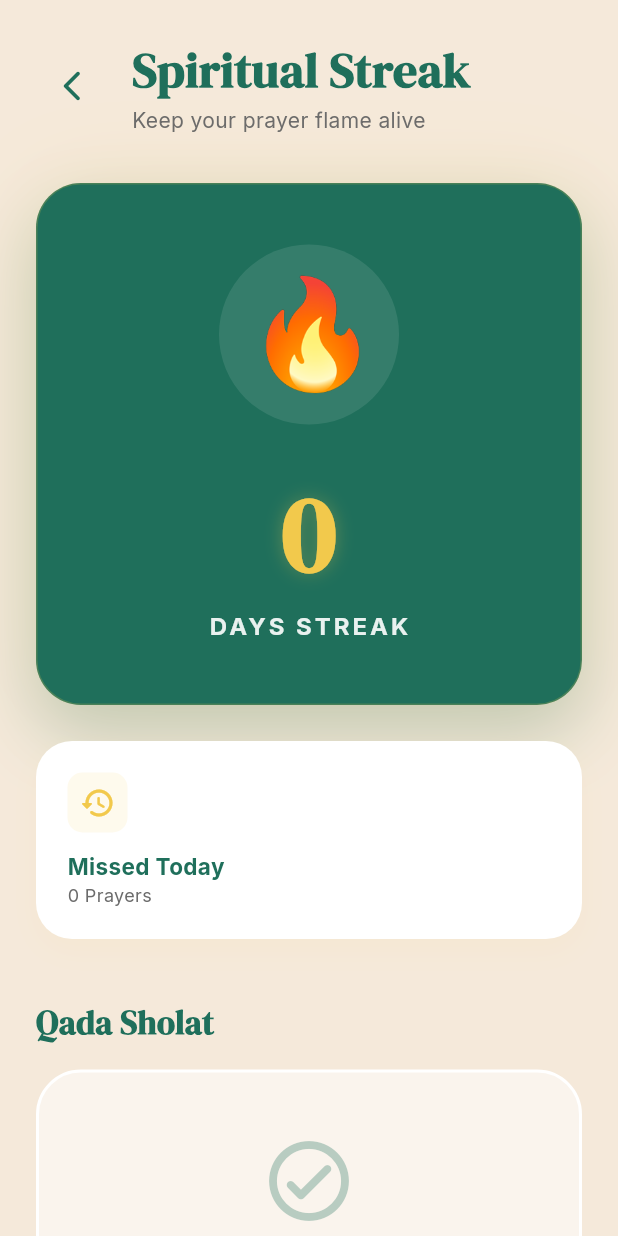
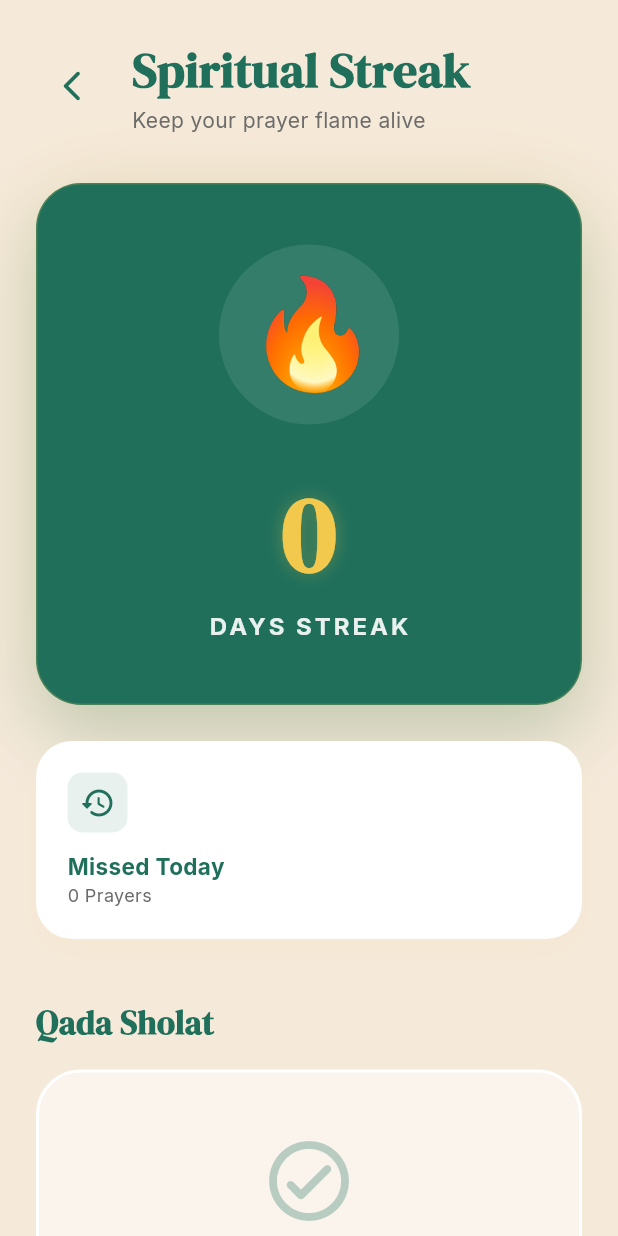
Before and after one commit to radrtma/waqt, a Flutter app: the StreakScreen screen opened directly with empty values, on a phone screen of 412 x 824 dp. Run offline on Flutter 3.47's test engine with Material 3 defaults, Android fonts, the light colour scheme and no system bars; our stand-ins replace flutter_local_notifications, google_fonts, timezone; network calls fail.

Commit message:
update widget, screen, main

```diff
--- a/lib/screens/streak_screen.dart
+++ b/lib/screens/streak_screen.dart
@@ -38,21 +38,24 @@ class _StreakScreenState extends State<StreakScreen> {
   }
 
   bool _isExtinguished() {
-    return _currentMissed.isNotEmpty && !widget.isFrozen;
+    // Only extinguished when streak was actually reset (qada not completed on time)
+    return widget.streakCount == 0 && !widget.isFrozen;
   }
 
   @override
   Widget build(BuildContext context) {
+    bool isAllQadaDone = _currentMissed.isNotEmpty && _completedThisSession.length == _currentMissed.length;
+    bool isCurrentlyFrozen = widget.isFrozen && !isAllQadaDone;
     bool isExtinguished = _isExtinguished() && _completedThisSession.length < _currentMissed.length;
 
     String streakIcon = 'assets/images/icon_streak.png';
-    if (widget.isFrozen) {
+    if (isCurrentlyFrozen) {
       streakIcon = 'assets/images/icon_streak_freeze.png';
     } else if (isExtinguished) streakIcon = 'assets/images/icon_streak_off.png';
 
     Color themeColor = isExtinguished ? Colors.grey : const Color(0xFFF2C94C); // Gold
     Color heroBg = isExtinguished ? Colors.white : const Color(0xFF1F6F5B); // Dark Green
-    if (widget.isFrozen) {
+    if (isCurrentlyFrozen) {
       themeColor = Colors.white;
       heroBg = Colors.blue.shade700;
     }
@@ -67,7 +70,7 @@ class _StreakScreenState extends State<StreakScreen> {
             children: [
               _buildHeader(context),
               const SizedBox(height: 32),
-              _buildStreakHeroCard(themeColor, heroBg, streakIcon, isExtinguished),
+              _buildStreakHeroCard(themeColor, heroBg, streakIcon, isExtinguished, isCurrentlyFrozen),
               const SizedBox(height: 24),
               _buildStatusCardsRow(heroBg, themeColor),
               const SizedBox(height: 40),
@@ -114,7 +117,7 @@ class _StreakScreenState extends State<StreakScreen> {
     );
   }
 
-  Widget _buildStreakHeroCard(Color themeColor, Color bgColor, String streakIcon, bool isExtinguished) {
+  Widget _buildStreakHeroCard(Color themeColor, Color bgColor, String streakIcon, bool isExtinguished, bool isCurrentlyFrozen) {
     return Container(
       width: double.infinity,
       padding: const EdgeInsets.symmetric(vertical: 40, horizontal: 24),
@@ -128,7 +131,7 @@ class _StreakScreenState extends State<StreakScreen> {
             blurRadius: 40,
             offset: const Offset(0, 20),
           ),
-          if (!isExtinguished && !widget.isFrozen) // Gold Glow
+          if (!isExtinguished && !isCurrentlyFrozen) // Gold Glow
             BoxShadow(
               color: themeColor.withValues(alpha: 0.15),
               blurRadius: 50,
@@ -171,7 +174,7 @@ class _StreakScreenState extends State<StreakScreen> {
             ),
           ),
           Text(
-            widget.isFrozen
+            isCurrentlyFrozen
               ? 'STREAK FROZEN'
               : isExtinguished ? 'STREAK EXTINGUISHED' : 'DAYS STREAK',
             style: GoogleFonts.inter(
@@ -244,10 +247,10 @@ class _StreakScreenState extends State<StreakScreen> {
             Container(
               padding: const EdgeInsets.all(8),
               decoration: BoxDecoration(
-                color: isActive ? Colors.white.withValues(alpha: 0.2) : color.withValues(alpha: 0.1),
+                color: isActive ? Colors.white.withValues(alpha: 0.2) : const Color(0xFF1F6F5B).withValues(alpha: 0.1),
                 borderRadius: BorderRadius.circular(10),
               ),
-              child: Icon(icon, color: isActive ? Colors.white : color, size: 24),
+              child: Icon(icon, color: isActive ? Colors.white : const Color(0xFF1F6F5B), size: 24),
             ),
             const SizedBox(height: 12),
             Text(
--- a/lib/widgets/streak_badge.dart
+++ b/lib/widgets/streak_badge.dart
@@ -54,7 +54,7 @@ class StreakBadge extends StatelessWidget {
         mainAxisSize: MainAxisSize.min,
         children: [
           Image.asset(
-            isFrozen ? 'assets/images/icon_streak_freeze.png' : (missedPrayers.isNotEmpty && !isFrozen) ? 'assets/images/icon_streak_off.png' : 'assets/images/icon_streak.png',
+            isFrozen ? 'assets/images/icon_streak_freeze.png' : (streakCount == 0 && !isFrozen) ? 'assets/images/icon_streak_off.png' : 'assets/images/icon_streak.png',
             width: 24,
             height: 24,
             fit: BoxFit.contain,
@@ -63,7 +63,7 @@ class StreakBadge extends StatelessWidget {
           Text(
             '${streakCount}x',
             style: GoogleFonts.inter(
-              color: isFrozen ? Colors.blue.shade700 : (missedPrayers.isNotEmpty && !isFrozen) ? Colors.grey : const Color(0xFF1F6F5B),
+              color: isFrozen ? Colors.blue.shade700 : (streakCount == 0 && !isFrozen) ? Colors.grey : const Color(0xFF1F6F5B),
               fontWeight: FontWeight.bold,
               fontSize: 16,
             ),
```
Also changed, not shown: lib/main.dart (+48 -28 lines), lib/screens/home_content.dart (+15 -1 lines), lib/widgets/prayer_card.dart (+38 -6 lines).
